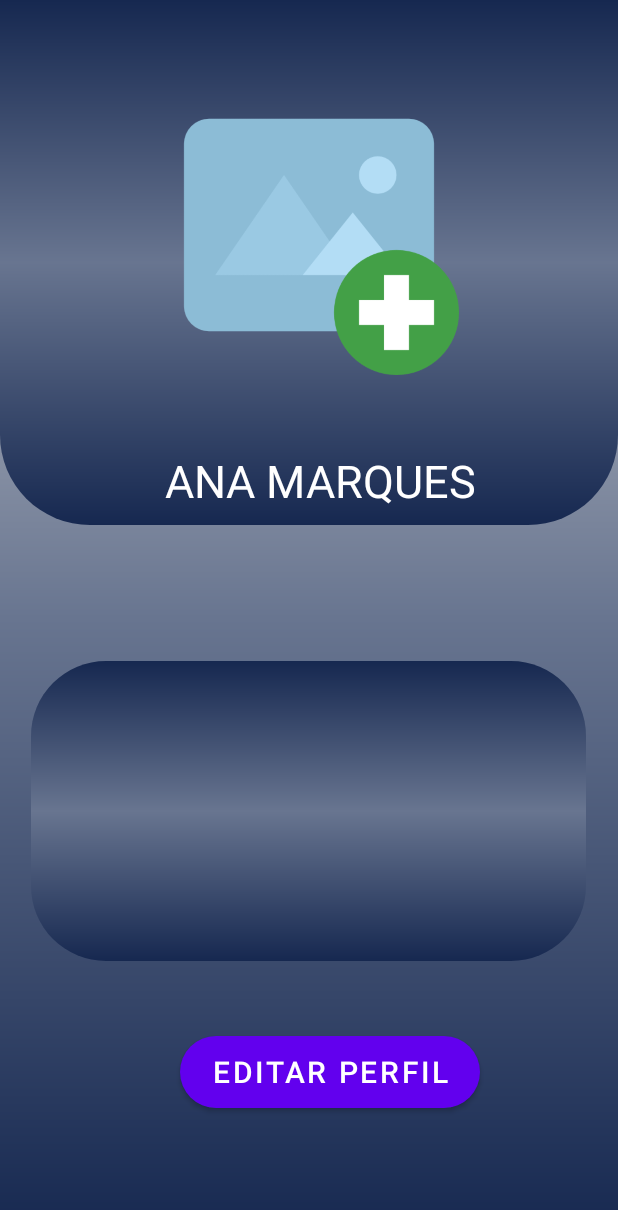
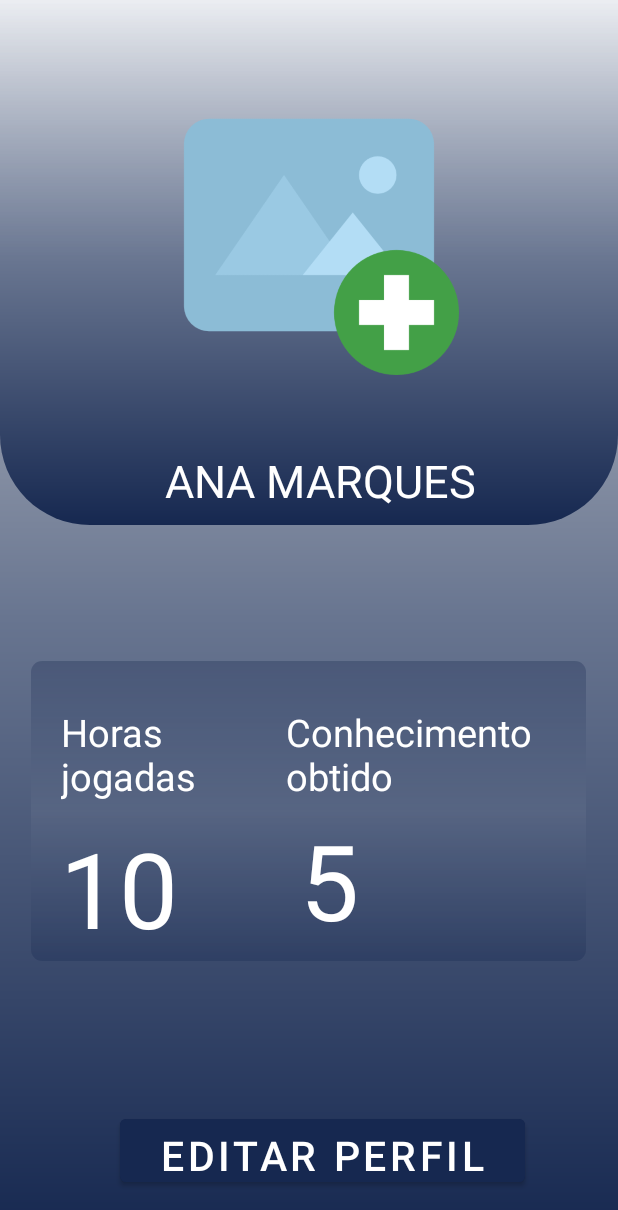
Before and after one commit to juliaenriquetto/SaberSenior, an Android app: the layout perfil.xml on its own in the app's theme, with its tools: preview values and no code run, on a phone screen of 412 x 824 dp. Shown: the top 1210 px of the screen. Run offline under Robolectric (Android 15) with nearby library versions, the phone set to English and light mode, and no system bars; Roboto replaces fonts that are not available here.

Commit message:
Pagina Perfil FInal

```diff
--- a/app/src/main/res/drawable/backgroud_conhecimento.xml
+++ b/app/src/main/res/drawable/backgroud_conhecimento.xml
@@ -2,11 +2,11 @@
 <shape xmlns:android="http://schemas.android.com/apk/res/android"
     android:shape="rectangle" >
 
-    <corners android:radius="50dp"/>
+    <corners android:radius="7dp"/>
 
     <gradient
-        android:startColor="#162850"
-        android:centerColor="#687590"
-        android:endColor="#162850"
+        android:startColor="#50162850"
+        android:centerColor="#50687590"
+        android:endColor="#50162850"
         android:angle="-160"/>
 </shape>
--- a/app/src/main/res/drawable/oval_backgroud_perfil.xml
+++ b/app/src/main/res/drawable/oval_backgroud_perfil.xml
@@ -5,8 +5,8 @@
     <corners android:bottomLeftRadius="60dp" android:bottomRightRadius="60dp"/>
 
     <gradient
-        android:startColor="#162850"
+        android:startColor="#A4F6F9FF"
         android:centerColor="#687590"
         android:endColor="#162850"
-        android:angle="-160"/>
+        android:angle="-90"/>
 </shape>
--- a/app/src/main/res/layout/perfil.xml
+++ b/app/src/main/res/layout/perfil.xml
@@ -37,18 +37,69 @@
         android:layout_height="200dp"
         android:background="@drawable/backgroud_conhecimento"
         android:layout_gravity="center"
-        android:layout_marginTop="100dp"/>
+        android:layout_marginTop="100dp">
+
+        <TextView
+            android:layout_width="150dp"
+            android:layout_height="wrap_content"
+            android:text="Horas jogadas"
+            android:textSize="25dp"
+            android:textColor="@color/white"
+            android:layout_marginTop="30dp"
+            android:layout_marginLeft="20dp"
+            />
+
+
+<!--        <TextView-->
+<!--            android:layout_width="50dp"-->
+<!--            android:layout_height="50dp"-->
+<!--            android:layout_marginTop="50dp"-->
+<!--            android:drawableEnd="@android:drawable/ic_dialog_info"-->
+<!--            />-->
+        <TextView
+            android:layout_width="180dp"
+            android:layout_height="70dp"
+            android:text="Conhecimento obtido"
+            android:layout_marginTop="30dp"
+            android:textSize="25dp"
+            android:textColor="@color/white"
+            />
+
+    </LinearLayout>
+        />
+
+    <TextView
+        android:id="@+id/tvHorasJogadas"
+        android:layout_width="100dp"
+        android:layout_height="80dp"
+        android:text="10"
+        android:layout_marginTop="-95dp"
+        android:layout_marginLeft="40dp"
+        android:textColor="@color/white"
+        android:textSize="70dp" />
+
+    <TextView
+        android:id="@+id/tvConhecimento"
+        android:layout_width="100dp"
+        android:layout_height="80dp"
+        android:text="5"
+        android:layout_marginTop="-85dp"
+        android:layout_marginLeft="200dp"
+        android:textColor="@color/white"
+        android:textSize="70dp" />
+
 
     <Button
         android:id="@+id/btnEditarPerfil"
-        android:layout_width="200dp"
+        android:layout_width="270dp"
         android:layout_height="wrap_content"
         android:text="EDITAR PERFIL"
         android:textAlignment="center"
-        android:layout_marginTop="50dp"
-        android:textSize="20dp"
-        android:layout_marginLeft="120dp"
-        android:background="@drawable/oval_button_background"
+        android:layout_marginTop="120dp"
+        android:padding="5dp"
+        android:textSize="27dp"
+        android:layout_marginLeft="80dp"
+        android:backgroundTint="#162850"
         />
 
 </LinearLayout>
```
